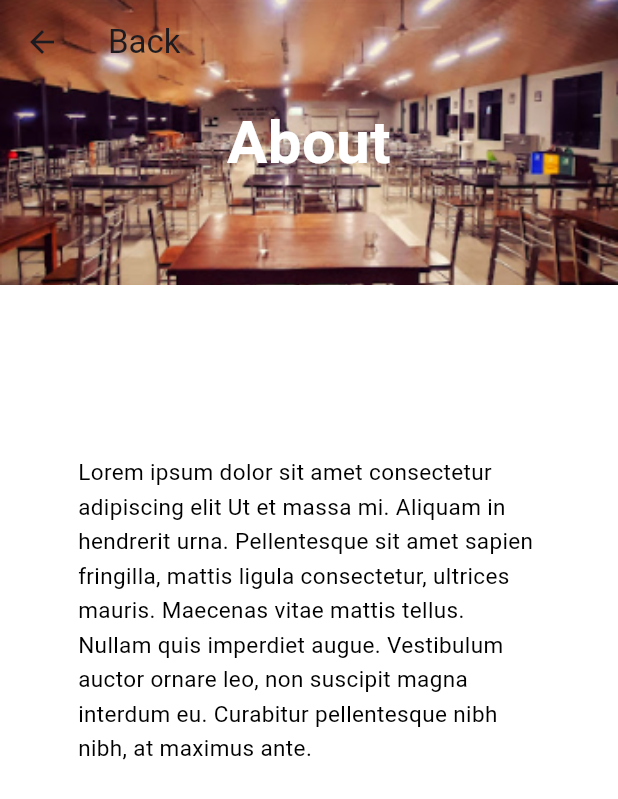
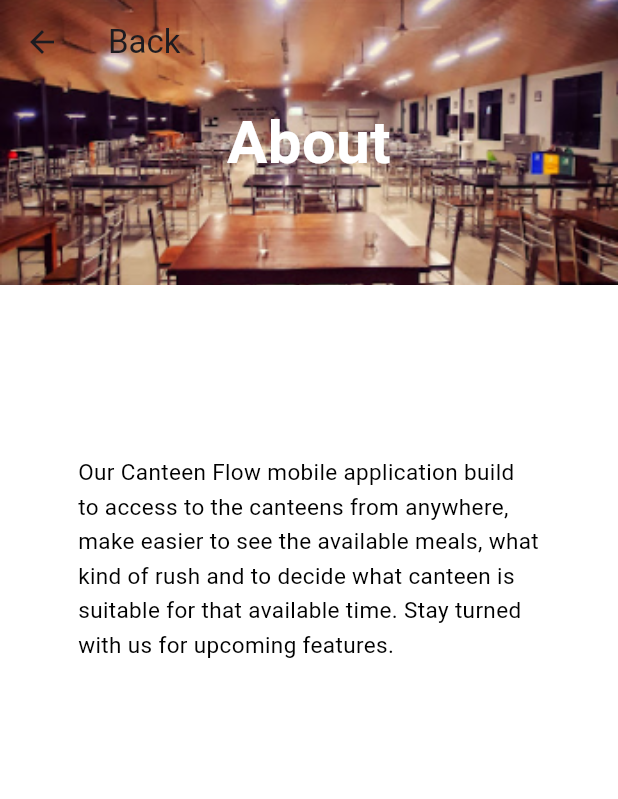
Before and after one commit to m-prasanna/Canteen-Flow-Uni-Project, a Flutter app: the About screen opened directly, on a phone screen of 412 x 824 dp. Shown: the top 799 px of the screen. Run offline on Flutter 3.47's test engine with Material 3 defaults, Android fonts, the phone set to English and light mode, and no system bars; our stand-ins replace dio, flutter_dotenv, rating_dialog, shared_preferences; accounts and stored records are empty; Roboto replaces fonts that are missing (Rubik).

Commit message:
image add

```diff
--- a/canteen_flow_app/lib/screen/about.dart
+++ b/canteen_flow_app/lib/screen/about.dart
@@ -76,7 +76,7 @@ class About extends StatelessWidget {
                       width: 308,
                       height: 300,
                       child: Text(
-                        'Lorem ipsum dolor sit amet consectetur adipiscing elit Ut et massa mi. Aliquam in hendrerit urna. Pellentesque sit amet sapien fringilla, mattis ligula consectetur, ultrices mauris. Maecenas vitae mattis tellus. Nullam quis imperdiet augue. Vestibulum auctor ornare leo, non suscipit magna interdum eu. Curabitur pellentesque nibh nibh, at maximus ante.',
+                        'Our Canteen Flow mobile application build to access to the canteens from anywhere, make easier to see the available meals, what kind of rush and to decide what canteen is suitable for that available time. Stay turned with us for upcoming features.',
                         style: TextStyle(
                           color: Colors.black,
                           fontSize: 15,
--- a/canteen_flow_app/lib/screen/feedback.dart
+++ b/canteen_flow_app/lib/screen/feedback.dart
@@ -55,7 +55,7 @@ class FeedbackScreen extends StatelessWidget {
                   width: 308,
                   height: 150,
                   child: Text(
-                    'Lorem ipsum dolor sit amet consectetur adipiscing elit Ut et massa mi. Aliquam in hendrerit urna. Pellentesque sit amet sapien fringilla, mattis ligula consectetur, ultrices mauris. Maecenas vitae mattis tellus.',
+                    'Share with us your experience about our app (rating, comment,images)',
                     style: TextStyle(
                       color: Colors.black,
                       fontSize: 15,
--- a/canteen_flow_app/lib/screen/home.dart
+++ b/canteen_flow_app/lib/screen/home.dart
@@ -66,7 +66,7 @@ class HomeScreen extends StatelessWidget {
                       ),
                       SizedBox(height: 10),
                       _buildCafeteriaContainer(
-                        imageAsset: "assets/Resualt 1.png",
+                        imageAsset: "assets/Gallary.jpg",
                         title: 'Gallery Cafeteria',
                         onTap: () {
                           Navigator.push(
@@ -79,7 +79,7 @@ class HomeScreen extends StatelessWidget {
                       ),
                       SizedBox(height: 10),
                       _buildCafeteriaContainer(
-                        imageAsset: "assets/Resualt 1.png",
+                        imageAsset: "assets/G.jpg",
                         title: 'G Canteen',
                         onTap: () {
                           Navigator.push(
```
Also changed, not shown: canteen_flow_app/lib/screen/register.dart (+0 -8 lines), canteen_flow_app/assets/G.jpg (added), canteen_flow_app/assets/Gallary.jpg (added).
